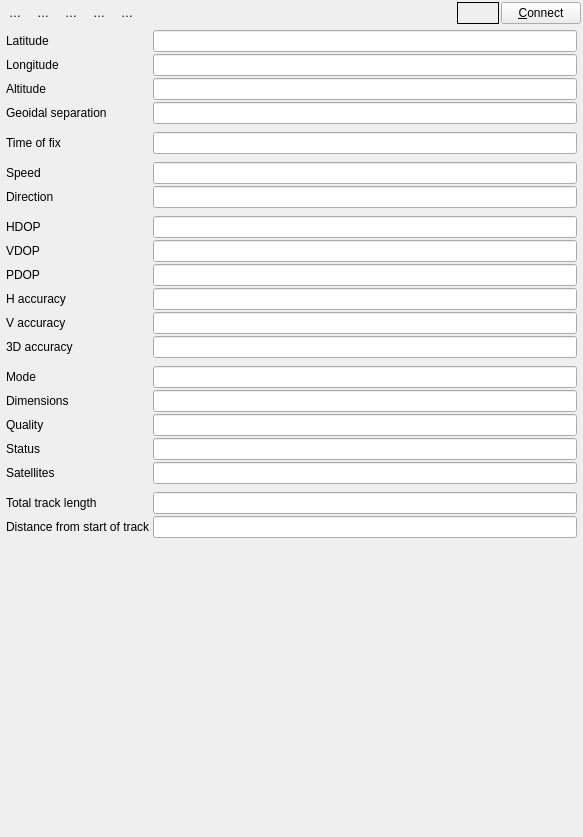
Old version of the form src/ui/qgsgpsinformationwidgetbase.ui in the repository qgis/QGIS.
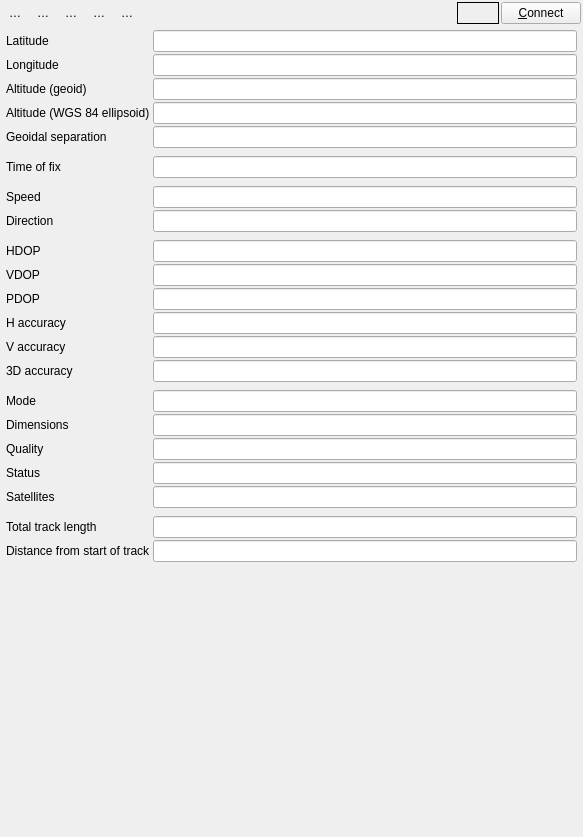
New version of the form. Icons and pictures are not drawn. Custom widgets are drawn as their Qt base class.

Commit message: Include ellipsoidal altitude in available GPS information values

What changed in the file:
```diff
--- a/src/ui/qgsgpsinformationwidgetbase.ui
+++ b/src/ui/qgsgpsinformationwidgetbase.ui
@@ -111,81 +111,103 @@
              <property name="spacing">
               <number>2</number>
              </property>
-             <item row="3" column="0">
-              <widget class="QLabel" name="label_13">
-               <property name="toolTip">
-                <string>&lt;html&gt;&lt;head/&gt;&lt;body&gt;&lt;p&gt;Difference between WGS-84 earth ellipsoid and mean sea level.  -=geoid is below WGS-84 ellipsoid&lt;/p&gt;&lt;/body&gt;&lt;/html&gt;</string>
-               </property>
+             <item row="1" column="0">
+              <widget class="QLabel" name="mLblLongitude">
                <property name="text">
-                <string>Geoidal separation</string>
+                <string>Longitude</string>
                </property>
               </widget>
              </item>
-             <item row="15" column="1">
-              <widget class="QLineEdit" name="mTxt3Dacc"/>
-             </item>
-             <item row="3" column="1">
-              <widget class="QLineEdit" name="mTxtAltitudeDiff"/>
-             </item>
-             <item row="17" column="0">
-              <widget class="QLabel" name="mLblFixMode">
-               <property name="text">
-                <string>Mode</string>
+             <item row="11" column="1">
+              <spacer name="verticalSpacer_4">
+               <property name="orientation">
+                <enum>Qt::Vertical</enum>
                </property>
-              </widget>
+               <property name="sizeType">
+                <enum>QSizePolicy::Fixed</enum>
+               </property>
+               <property name="sizeHint" stdset="0">
+                <size>
+                 <width>20</width>
+                 <height>6</height>
+                </size>
+               </property>
+              </spacer>
              </item>
-             <item row="20" column="1">
-              <widget class="QLineEdit" name="mTxtStatus">
+             <item row="7" column="1">
+              <widget class="QLineEdit" name="mTxtDateTime">
                <property name="toolTip">
-                <string>position fix status: Valid or Invalid</string>
+                <string>Date/time of position fix</string>
+               </property>
+               <property name="text">
+                <string/>
                </property>
                <property name="readOnly">
                 <bool>true</bool>
                </property>
               </widget>
              </item>
+             <item row="10" column="0">
+              <widget class="QLabel" name="mLblDirection">
+               <property name="toolTip">
+                <string/>
+               </property>
+               <property name="text">
+                <string>Direction</string>
+               </property>
+              </widget>
+             </item>
              <item row="18" column="1">
-              <widget class="QLineEdit" name="mTxtFixType">
-               <property name="toolTip">
-                <string>position fix dimensions: 2D, 3D or No fix</string>
+              <spacer name="verticalSpacer_3">
+               <property name="orientation">
+                <enum>Qt::Vertical</enum>
                </property>
-               <property name="readOnly">
-                <bool>true</bool>
+               <property name="sizeType">
+                <enum>QSizePolicy::Fixed</enum>
                </property>
-              </widget>
+               <property name="sizeHint" stdset="0">
+                <size>
+                 <width>20</width>
+                 <height>6</height>
+                </size>
+               </property>
+              </spacer>
              </item>
-             <item row="11" column="0">
+             <item row="13" column="0">
               <widget class="QLabel" name="mLblVdop">
                <property name="text">
                 <string>VDOP</string>
                </property>
               </widget>
              </item>
-             <item row="7" column="1">
+             <item row="15" column="0">
+              <widget class="QLabel" name="mLblHacc">
+               <property name="text">
+                <string>H accuracy</string>
+               </property>
+              </widget>
+             </item>
+             <item row="15" column="1">
+              <widget class="QLineEdit" name="mTxtHacc"/>
+             </item>
+             <item row="9" column="1">
               <widget class="QLineEdit" name="mTxtSpeed">
                <property name="toolTip">
-                <string>speed over ground</string>
+                <string>Speed over ground</string>
                </property>
                <property name="readOnly">
                 <bool>true</bool>
                </property>
               </widget>
              </item>
-             <item row="18" column="0">
-              <widget class="QLabel" name="mLblFixType">
+             <item row="26" column="0">
+              <widget class="QLabel" name="mLblSatellitesUsed_4">
                <property name="text">
-                <string>Dimensions</string>
+                <string>Distance from start of track</string>
                </property>
               </widget>
              </item>
-             <item row="19" column="0">
-              <widget class="QLabel" name="mLblQuality">
-               <property name="text">
-                <string>Quality</string>
-               </property>
-              </widget>
-             </item>
-             <item row="12" column="1">
+             <item row="14" column="1">
               <widget class="QLineEdit" name="mTxtPdop">
                <property name="toolTip">
                 <string>Position Dilution of Precision</string>
@@ -195,20 +217,44 @@
                </property>
               </widget>
              </item>
-             <item row="7" column="0">
-              <widget class="QLabel" name="mLblSpeed">
+             <item row="13" column="1">
+              <widget class="QLineEdit" name="mTxtVdop">
                <property name="toolTip">
-                <string/>
+                <string>Vertical Dilution of Precision</string>
                </property>
+               <property name="readOnly">
+                <bool>true</bool>
+               </property>
+              </widget>
+             </item>
+             <item row="22" column="0">
+              <widget class="QLabel" name="mLblStatus">
                <property name="text">
-                <string>Speed</string>
+                <string>Status</string>
                </property>
               </widget>
              </item>
-             <item row="8" column="1">
+             <item row="0" column="1">
+              <widget class="QLineEdit" name="mTxtLatitude">
+               <property name="toolTip">
+                <string>Latitude of position fix (degrees)</string>
+               </property>
+               <property name="readOnly">
+                <bool>true</bool>
+               </property>
+              </widget>
+             </item>
+             <item row="16" column="0">
+              <widget class="QLabel" name="mLblVacc">
+               <property name="text">
+                <string>V accuracy</string>
+               </property>
+              </widget>
+             </item>
+             <item row="10" column="1">
               <widget class="QLineEdit" name="mTxtDirection">
                <property name="toolTip">
-                <string>track direction (degrees)</string>
+                <string>Track direction (degrees)</string>
                </property>
                <property name="readOnly">
                 <bool>true</bool>
@@ -218,133 +264,51 @@
              <item row="1" column="1">
               <widget class="QLineEdit" name="mTxtLongitude">
                <property name="toolTip">
-                <string>longitude of position fix (degrees)</string>
+                <string>Longitude of position fix (degrees)</string>
                </property>
                <property name="readOnly">
                 <bool>true</bool>
                </property>
               </widget>
              </item>
-             <item row="16" column="1">
-              <spacer name="verticalSpacer_3">
-               <property name="orientation">
-                <enum>Qt::Vertical</enum>
+             <item row="9" column="0">
+              <widget class="QLabel" name="mLblSpeed">
+               <property name="toolTip">
+                <string/>
                </property>
-               <property name="sizeType">
-                <enum>QSizePolicy::Fixed</enum>
-               </property>
-               <property name="sizeHint" stdset="0">
-                <size>
-                 <width>20</width>
-                 <height>6</height>
-                </size>
-               </property>
-              </spacer>
-             </item>
-             <item row="14" column="1">
-              <widget class="QLineEdit" name="mTxtVacc"/>
-             </item>
-             <item row="1" column="0">
-              <widget class="QLabel" name="mLblLongitude">
                <property name="text">
-                <string>Longitude</string>
+                <string>Speed</string>
                </property>
               </widget>
              </item>
-             <item row="13" column="0">
-              <widget class="QLabel" name="mLblHacc">
-               <property name="text">
-                <string>H accuracy</string>
-               </property>
-              </widget>
+             <item row="17" column="1">
+              <widget class="QLineEdit" name="mTxt3Dacc"/>
              </item>
-             <item row="6" column="1">
-              <spacer name="verticalSpacer_5">
-               <property name="orientation">
-                <enum>Qt::Vertical</enum>
-               </property>
-               <property name="sizeType">
-                <enum>QSizePolicy::Fixed</enum>
-               </property>
-               <property name="sizeHint" stdset="0">
-                <size>
-                 <width>20</width>
-                 <height>6</height>
-                </size>
-               </property>
-              </spacer>
-             </item>
-             <item row="21" column="0">
+             <item row="23" column="0">
               <widget class="QLabel" name="mLblSatellitesUsed">
                <property name="text">
                 <string>Satellites</string>
                </property>
               </widget>
              </item>
-             <item row="21" column="1">
-              <widget class="QLineEdit" name="mTxtSatellitesUsed">
-               <property name="toolTip">
-                <string>number of satellites used in the position fix</string>
-               </property>
-               <property name="readOnly">
-                <bool>true</bool>
-               </property>
-              </widget>
-             </item>
-             <item row="11" column="1">
-              <widget class="QLineEdit" name="mTxtVdop">
-               <property name="toolTip">
-                <string>Vertical Dilution of Precision</string>
-               </property>
-               <property name="readOnly">
-                <bool>true</bool>
-               </property>
-              </widget>
-             </item>
-             <item row="13" column="1">
-              <widget class="QLineEdit" name="mTxtHacc"/>
-             </item>
-             <item row="2" column="1">
-              <widget class="QLineEdit" name="mTxtAltitude">
-               <property name="toolTip">
-                <string>antenna altitude with respect to geoid (mean sea level)</string>
-               </property>
-               <property name="readOnly">
-                <bool>true</bool>
-               </property>
-              </widget>
-             </item>
-             <item row="22" column="1">
-              <spacer name="verticalSpacer_10">
-               <property name="orientation">
-                <enum>Qt::Vertical</enum>
-               </property>
-               <property name="sizeType">
-                <enum>QSizePolicy::Fixed</enum>
-               </property>
-               <property name="sizeHint" stdset="0">
-                <size>
-                 <width>20</width>
-                 <height>6</height>
-                </size>
-               </property>
-              </spacer>
-             </item>
-             <item row="10" column="0">
-              <widget class="QLabel" name="mLblHdop">
-               <property name="text">
-                <string>HDOP</string>
-               </property>
-              </widget>
-             </item>
-             <item row="14" column="0">
-              <widget class="QLabel" name="mLblVacc">
-               <property name="text">
-                <string>V accuracy</string>
-               </property>
-              </widget>
-             </item>
              <item row="19" column="1">
+              <widget class="QLineEdit" name="mTxtFixMode">
+               <property name="toolTip">
+                <string>GPS receiver configuration 2D/3D mode: Automatic or Manual</string>
+               </property>
+               <property name="readOnly">
+                <bool>true</bool>
+               </property>
+              </widget>
+             </item>
+             <item row="21" column="0">
+              <widget class="QLabel" name="mLblQuality">
+               <property name="text">
+                <string>Quality</string>
+               </property>
+              </widget>
+             </item>
+             <item row="21" column="1">
               <widget class="QLineEdit" name="mTxtQuality">
                <property name="toolTip">
                 <string>Positioning quality indicator (NMEA GGA or comparable sentence)</string>
@@ -354,42 +318,42 @@
                </property>
               </widget>
              </item>
-             <item row="5" column="0">
-              <widget class="QLabel" name="mLblUtcTime">
-               <property name="text">
-                <string>Time of fix</string>
+             <item row="4" column="1">
+              <widget class="QLineEdit" name="mTxtAltitudeDiff">
+               <property name="toolTip">
+                <string>Difference between the WGS-84 Earth ellipsoid and mean-sea-level</string>
                </property>
               </widget>
              </item>
-             <item row="0" column="1">
-              <widget class="QLineEdit" name="mTxtLatitude">
-               <property name="toolTip">
-                <string>latitude of position fix (degrees)</string>
+             <item row="17" column="0">
+              <widget class="QLabel" name="mLbl3Dacc">
+               <property name="text">
+                <string>3D accuracy</string>
                </property>
-               <property name="readOnly">
-                <bool>true</bool>
-               </property>
               </widget>
              </item>
-             <item row="8" column="0">
-              <widget class="QLabel" name="mLblDirection">
-               <property name="toolTip">
-                <string/>
-               </property>
+             <item row="16" column="1">
+              <widget class="QLineEdit" name="mTxtVacc"/>
+             </item>
+             <item row="25" column="0">
+              <widget class="QLabel" name="mLblSatellitesUsed_3">
                <property name="text">
-                <string>Direction</string>
+                <string>Total track length</string>
                </property>
               </widget>
              </item>
-             <item row="2" column="0">
-              <widget class="QLabel" name="mLblAltitude">
+             <item row="4" column="0">
+              <widget class="QLabel" name="label_13">
+               <property name="toolTip">
+                <string>&lt;html&gt;&lt;head/&gt;&lt;body&gt;&lt;p&gt;Difference between WGS-84 earth ellipsoid and mean sea level.  -=geoid is below WGS-84 ellipsoid&lt;/p&gt;&lt;/body&gt;&lt;/html&gt;</string>
+               </property>
                <property name="text">
-                <string>Altitude</string>
+                <string>Geoidal separation</string>
                </property>
               </widget>
              </item>
-             <item row="9" column="1">
-              <spacer name="verticalSpacer_4">
+             <item row="24" column="1">
+              <spacer name="verticalSpacer_10">
                <property name="orientation">
                 <enum>Qt::Vertical</enum>
                </property>
@@ -404,16 +368,6 @@
                </property>
               </spacer>
              </item>
-             <item row="23" column="1">
-              <widget class="QLineEdit" name="mTxtTotalTrackLength">
-               <property name="toolTip">
-                <string>Total length of current GPS track</string>
-               </property>
-               <property name="readOnly">
-                <bool>true</bool>
-               </property>
-              </widget>
-             </item>
              <item row="0" column="0">
               <widget class="QLabel" name="mLblLatitude">
                <property name="text">
@@ -421,7 +375,7 @@
                </property>
               </widget>
              </item>
-             <item row="10" column="1">
+             <item row="12" column="1">
               <widget class="QLineEdit" name="mTxtHdop">
                <property name="toolTip">
                 <string>Horizontal Dilution of Precision</string>
@@ -431,51 +385,21 @@
                </property>
               </widget>
              </item>
-             <item row="12" column="0">
-              <widget class="QLabel" name="mLblPdop">
+             <item row="2" column="0">
+              <widget class="QLabel" name="mLblAltitude">
                <property name="text">
-                <string>PDOP</string>
+                <string>Altitude (geoid)</string>
                </property>
               </widget>
              </item>
              <item row="20" column="0">
-              <widget class="QLabel" name="mLblStatus">
+              <widget class="QLabel" name="mLblFixType">
                <property name="text">
-                <string>Status</string>
+                <string>Dimensions</string>
                </property>
               </widget>
              </item>
-             <item row="17" column="1">
-              <widget class="QLineEdit" name="mTxtFixMode">
-               <property name="toolTip">
-                <string>GPS receiver configuration 2D/3D mode: Automatic or Manual</string>
-               </property>
-               <property name="readOnly">
-                <bool>true</bool>
-               </property>
-              </widget>
-             </item>
-             <item row="15" column="0">
-              <widget class="QLabel" name="mLbl3Dacc">
-               <property name="text">
-                <string>3D accuracy</string>
-               </property>
-              </widget>
-             </item>
-             <item row="5" column="1">
-              <widget class="QLineEdit" name="mTxtDateTime">
-               <property name="toolTip">
-                <string>date/time of position fix (UTC)</string>
-               </property>
-               <property name="text">
-                <string/>
-               </property>
-               <property name="readOnly">
-                <bool>true</bool>
-               </property>
-              </widget>
-             </item>
-             <item row="4" column="1">
+             <item row="6" column="1">
               <spacer name="verticalSpacer_2">
                <property name="orientation">
                 <enum>Qt::Vertical</enum>
@@ -491,21 +415,7 @@
                </property>
               </spacer>
              </item>
-             <item row="23" column="0">
-              <widget class="QLabel" name="mLblSatellitesUsed_3">
-               <property name="text">
-                <string>Total track length</string>
-               </property>
-              </widget>
-             </item>
-             <item row="24" column="0">
-              <widget class="QLabel" name="mLblSatellitesUsed_4">
-               <property name="text">
-                <string>Distance from start of track</string>
-               </property>
-              </widget>
-             </item>
-             <item row="24" column="1">
+             <item row="26" column="1">
               <widget class="QLineEdit" name="mTxtDirectTrackLength">
                <property name="toolTip">
                 <string>Direct distance from first vertex in GPS track to last vertex</string>
@@ -515,6 +425,114 @@
                </property>
               </widget>
              </item>
+             <item row="7" column="0">
+              <widget class="QLabel" name="mLblUtcTime">
+               <property name="text">
+                <string>Time of fix</string>
+               </property>
+              </widget>
+             </item>
+             <item row="19" column="0">
+              <widget class="QLabel" name="mLblFixMode">
+               <property name="text">
+                <string>Mode</string>
+               </property>
+              </widget>
+             </item>
+             <item row="23" column="1">
+              <widget class="QLineEdit" name="mTxtSatellitesUsed">
+               <property name="toolTip">
+                <string>Number of satellites used in the position fix</string>
+               </property>
+               <property name="readOnly">
+                <bool>true</bool>
+               </property>
+              </widget>
+             </item>
+             <item row="22" column="1">
+              <widget class="QLineEdit" name="mTxtStatus">
+               <property name="toolTip">
+                <string>Position fix status: Valid or Invalid</string>
+               </property>
+               <property name="readOnly">
+                <bool>true</bool>
+               </property>
+              </widget>
+             </item>
+             <item row="8" column="1">
+              <spacer name="verticalSpacer_5">
+               <property name="orientation">
+                <enum>Qt::Vertical</enum>
+               </property>
+               <property name="sizeType">
+                <enum>QSizePolicy::Fixed</enum>
+               </property>
+               <property name="sizeHint" stdset="0">
+                <size>
+                 <width>20</width>
+                 <height>6</height>
+                </size>
+               </property>
+              </spacer>
+             </item>
+             <item row="20" column="1">
+              <widget class="QLineEdit" name="mTxtFixType">
+               <property name="toolTip">
+                <string>Position fix dimensions: 2D, 3D or No fix</string>
+               </property>
+               <property name="readOnly">
+                <bool>true</bool>
+               </property>
+              </widget>
+             </item>
+             <item row="12" column="0">
+              <widget class="QLabel" name="mLblHdop">
+               <property name="text">
+                <string>HDOP</string>
+               </property>
+              </widget>
+             </item>
+             <item row="14" column="0">
+              <widget class="QLabel" name="mLblPdop">
+               <property name="text">
+                <string>PDOP</string>
+               </property>
+              </widget>
+             </item>
+             <item row="2" column="1">
+              <widget class="QLineEdit" name="mTxtAltitude">
+               <property name="toolTip">
+                <string>Antenna altitude with respect to geoid (mean sea level)</string>
+               </property>
+               <property name="readOnly">
+                <bool>true</bool>
+               </property>
+              </widget>
+             </item>
+             <item row="25" column="1">
+              <widget class="QLineEdit" name="mTxtTotalTrackLength">
+               <property name="toolTip">
+                <string>Total length of current GPS track</string>
+               </property>
+               <property name="readOnly">
+                <bool>true</bool>
+               </property>
+              </widget>
+             </item>
+             <item row="3" column="0">
+              <widget class="QLabel" name="mLblAltitude_3">
+               <property name="text">
+                <string>Altitude (WGS 84 ellipsoid)</string>
+               </property>
+              </widget>
+             </item>
+             <item row="3" column="1">
+              <widget class="QLineEdit" name="mTxtAltitudeEllipsoid">
+               <property name="toolTip">
+                <string>Antenna altitude with respect to the WGS-84 Earth ellipsoid</string>
+               </property>
+              </widget>
+             </item>
             </layout>
            </item>
           </layout>
```
Left out of the diff: 2 changed lines with no effect on the pictures. The commit also changes 10 other files.
